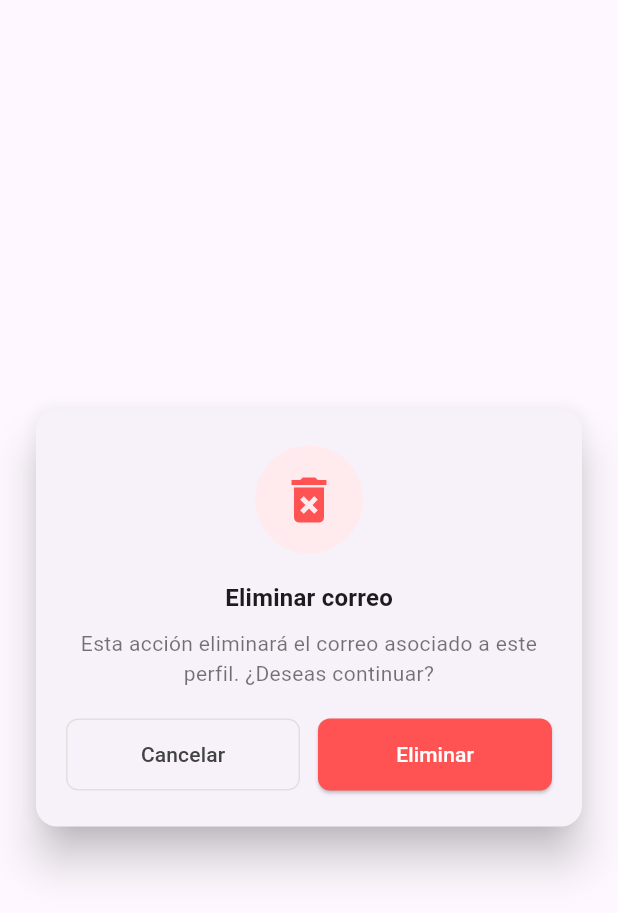
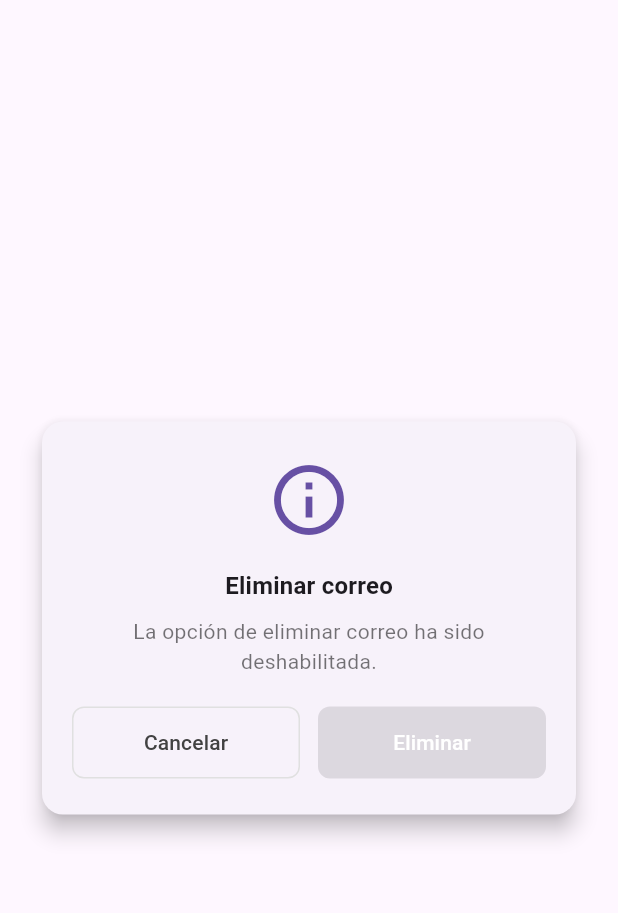
Before and after one commit to Macarorn/ecomerce_interfaz, a Flutter app: the DeleteConfirmationScreen screen opened directly, on a phone screen of 412 x 824 dp. Shown: the top 913 px of the screen. Run offline on Flutter 3.47's test engine with Material 3 defaults, Android fonts, the phone set to English and light mode, and no system bars; our stand-ins replace shared_preferences; accounts and stored records are empty.

```diff
--- a/lib/screens/delete_confirmation.dart
+++ b/lib/screens/delete_confirmation.dart
@@ -10,16 +10,14 @@ class DeleteConfirmationScreen extends StatelessWidget {
       body: SafeArea(
         child: Center(
           child: Padding(
-            padding: const EdgeInsets.symmetric(horizontal: 20.0),
+            padding: const EdgeInsets.all(24.0),
             child: ConstrainedBox(
               constraints: const BoxConstraints(maxWidth: 520),
-              child: Material(
-                color: Colors.transparent,
               child: Card(
+                elevation: 6,
                 shape: RoundedRectangleBorder(
                   borderRadius: BorderRadius.circular(14),
                 ),
-                  elevation: 12,
                 child: Padding(
                   padding: const EdgeInsets.symmetric(
                     horizontal: 20,
@@ -28,18 +26,10 @@ class DeleteConfirmationScreen extends StatelessWidget {
                   child: Column(
                     mainAxisSize: MainAxisSize.min,
                     children: [
-                        Container(
-                          width: 72,
-                          height: 72,
-                          decoration: BoxDecoration(
-                            color: Colors.red.shade50,
-                            shape: BoxShape.circle,
-                          ),
-                          child: const Icon(
-                            Icons.delete_forever,
-                            size: 40,
-                            color: Colors.redAccent,
-                          ),
+                      Icon(
+                        Icons.info_outline,
+                        size: 56,
+                        color: theme.colorScheme.primary,
                       ),
                       const SizedBox(height: 18),
                       Text(
@@ -50,7 +40,7 @@ class DeleteConfirmationScreen extends StatelessWidget {
                       ),
                       const SizedBox(height: 8),
                       Text(
-                          'Esta acción eliminará el correo asociado a este perfil. ¿Deseas continuar?',
+                        'La opción de eliminar correo ha sido deshabilitada.',
                         textAlign: TextAlign.center,
                         style: theme.textTheme.bodyMedium?.copyWith(
                           color: Colors.black54,
@@ -80,7 +70,9 @@ class DeleteConfirmationScreen extends StatelessWidget {
                           const SizedBox(width: 12),
                           Expanded(
                             child: ElevatedButton(
-                                onPressed: () => Navigator.pop(context, true),
+                              // Acción de eliminar comentada por solicitud del usuario.
+                              // Antes: onPressed: () => Navigator.pop(context, true),
+                              onPressed: null,
                               style: ElevatedButton.styleFrom(
                                 backgroundColor: Colors.redAccent,
                                 padding: const EdgeInsets.symmetric(
@@ -106,7 +98,6 @@ class DeleteConfirmationScreen extends StatelessWidget {
           ),
         ),
       ),
-      ),
     );
   }
 }
```
Lines whose indentation alone changed are shown as unchanged.
